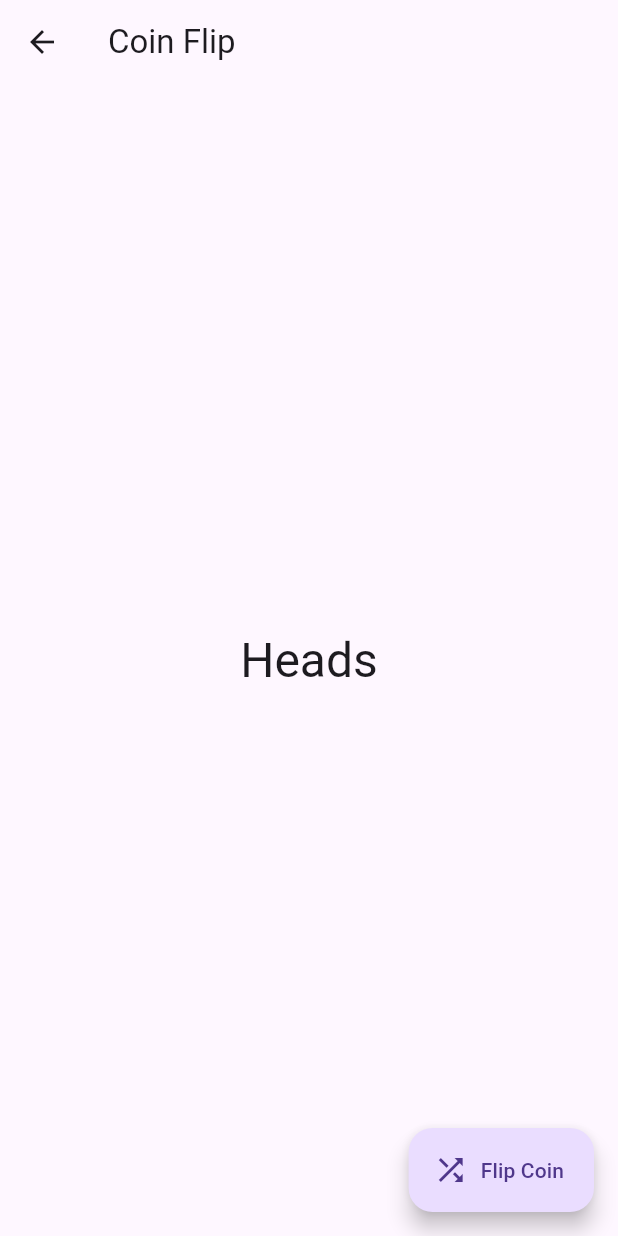
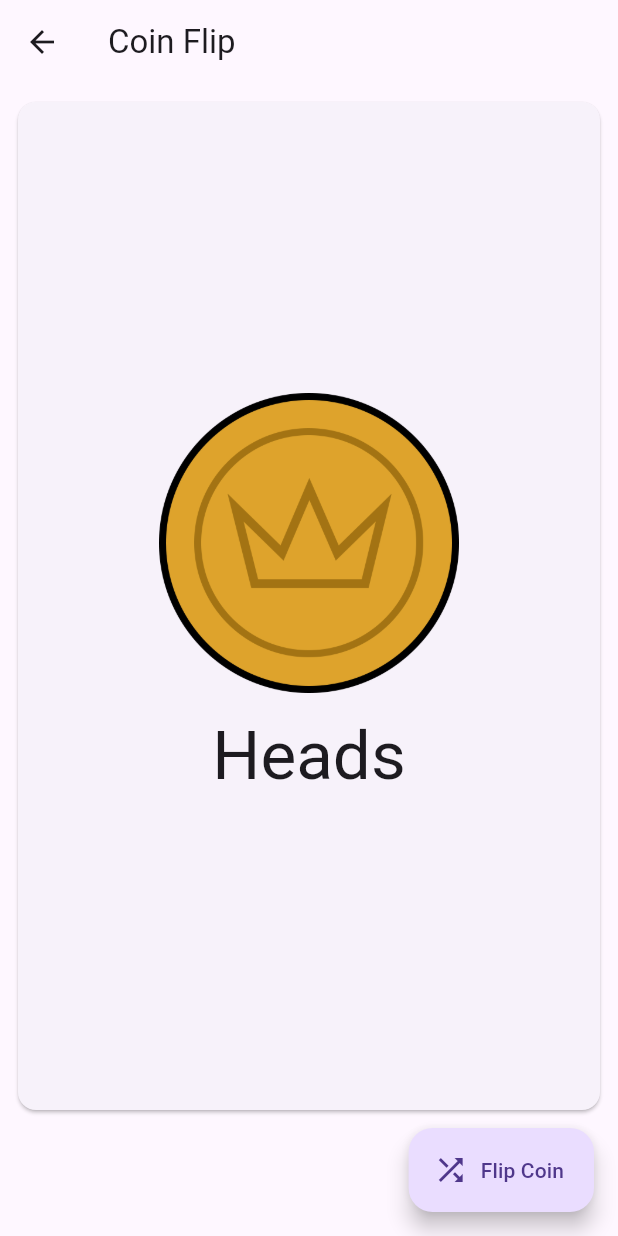
Before and after one commit to HexaRy0/randomizer, a Flutter app: the CoinFlipScreen screen opened by its route, after a tap on "Flip Coin", on a phone screen of 412 x 824 dp. Run offline on Flutter 3.47's test engine with Material 2 defaults, Android fonts, the phone set to English and light mode, and no system bars; drawn by our look-alikes of dynamic_color; our stand-ins replace flutter_form_builder, flutter_riverpod, font_awesome_flutter, form_builder_validators, isar, riverpod_annotation; accounts and stored records are empty; generated files the repository leaves out were written again.

Commit message:
feat: finalize coin flip

```diff
--- a/lib/providers/coin_flip_provider.dart
+++ b/lib/providers/coin_flip_provider.dart
@@ -14,7 +14,7 @@ class CoinFlip extends _$CoinFlip {
   void flipCoin() {
     String output = "";
 
-    output += ["Heads", "Tails"][Random().nextInt(2)];
+    output += ["heads", "tails"][Random().nextInt(2)];
 
     state = output;
   }
--- a/lib/screens/randomizer/coin_flip/coin_flip.dart
+++ b/lib/screens/randomizer/coin_flip/coin_flip.dart
@@ -1,5 +1,7 @@
 import 'package:flutter/material.dart';
 import 'package:flutter_riverpod/flutter_riverpod.dart';
+import 'package:font_awesome_flutter/font_awesome_flutter.dart';
+import 'package:randomizer/helper/string_extension.dart';
 import 'package:randomizer/providers/coin_flip_provider.dart';
 import 'package:randomizer/static/strings.dart';
 
@@ -10,7 +12,22 @@ class CoinFlipScreen extends ConsumerStatefulWidget {
   ConsumerState<CoinFlipScreen> createState() => _CoinFlipScreenState();
 }
 
-class _CoinFlipScreenState extends ConsumerState<CoinFlipScreen> {
+class _CoinFlipScreenState extends ConsumerState<CoinFlipScreen>
+    with SingleTickerProviderStateMixin {
+  late AnimationController _controller;
+  late Animation<double> _animation;
+
+  @override
+  void initState() {
+    _controller = AnimationController(
+      duration: const Duration(milliseconds: 300),
+      vsync: this,
+    );
+    _animation = Tween<double>(begin: 0, end: 1).animate(_controller);
+
+    super.initState();
+  }
+
   @override
   Widget build(BuildContext context) {
     final coinFlip = ref.watch(coinFlipProvider);
@@ -22,17 +39,82 @@ class _CoinFlipScreenState extends ConsumerState<CoinFlipScreen> {
       floatingActionButton: FloatingActionButton.extended(
         label: const Text("Flip Coin"),
         icon: const Icon(Icons.shuffle),
-        onPressed: () => ref.read(coinFlipProvider.notifier).flipCoin(),
+        onPressed: () {
+          _controller.forward(from: 0);
+          ref.read(coinFlipProvider.notifier).flipCoin();
+        },
       ),
-      body: Center(
-        child: Column(
-          mainAxisAlignment: MainAxisAlignment.center,
-          children: [
-            Text(
-              coinFlip,
-              style: Theme.of(context).textTheme.headlineLarge,
-            ),
-          ],
+      body: Padding(
+        padding: const EdgeInsets.all(8),
+        child: Center(
+          child: Column(
+            mainAxisAlignment: MainAxisAlignment.center,
+            children: [
+              Expanded(
+                child: Card(
+                  child: Center(
+                    child: Column(
+                      mainAxisAlignment: MainAxisAlignment.center,
+                      crossAxisAlignment: CrossAxisAlignment.center,
+                      children: [
+                        coinFlip == ""
+                            ? FaIcon(
+                                FontAwesomeIcons.coins,
+                                color: Theme.of(context)
+                                    .colorScheme
+                                    .onPrimaryContainer
+                                    .withOpacity(0.5),
+                                size: 128,
+                              )
+                            : AnimatedBuilder(
+                                animation: _animation,
+                                child: Image.asset(
+                                  "assets/images/coin/$coinFlip.png",
+                                  key: ValueKey(coinFlip),
+                                  width: 200,
+                                ),
+                                builder: (context, child) {
+                                  return Opacity(
+                                    opacity: _animation.value,
+                                    child: Transform(
+                                      alignment: Alignment.center,
+                                      transform: Matrix4.rotationY(_animation.value * 3.14 * 2),
+                                      child: child,
+                                    ),
+                                  );
+                                },
+                              ),
+                        const SizedBox(
+                          height: 32,
+                        ),
+                        coinFlip == ""
+                            ? Container()
+                            : AnimatedBuilder(
+                                animation: _animation,
+                                child: Text(
+                                  coinFlip.capitalize(),
+                                  style: Theme.of(context).textTheme.displayMedium,
+                                ),
+                                builder: (context, child) {
+                                  return Opacity(
+                                    opacity: _animation.value,
+                                    child: Transform.translate(
+                                      offset: Offset(0, _animation.value * -16),
+                                      child: child,
+                                    ),
+                                  );
+                                },
+                              ),
+                      ],
+                    ),
+                  ),
+                ),
+              ),
+              const SizedBox(
+                height: 72,
+              ),
+            ],
+          ),
         ),
       ),
     );
--- a/lib/screens/randomizer/random_number/random_number.dart
+++ b/lib/screens/randomizer/random_number/random_number.dart
@@ -145,7 +145,7 @@ class _RandomNumberState extends ConsumerState<RandomNumberScreen> {
                                     size: 128,
                                     color: Theme.of(context)
                                         .colorScheme
-                                        .primaryContainer
+                                        .onPrimaryContainer
                                         .withOpacity(0.5),
                                   )
                                 : ListView.builder(
--- a/pubspec.yaml
+++ b/pubspec.yaml
@@ -44,6 +44,7 @@ dependencies:
   dynamic_color: ^1.6.6
   flutter_form_builder: ^9.0.0
   form_builder_validators: ^9.0.0
+  font_awesome_flutter: ^10.5.0
 
 dev_dependencies:
   flutter_test:
@@ -68,6 +69,10 @@ flutter:
   # included with your application, so that you can use the icons in
   # the material Icons class.
   uses-material-design: true
+
+  assets:
+    - assets/images/
+    - assets/images/coin/
 
   # To add assets to your application, add an assets section, like this:
   # assets:
```
Also changed, not shown: assets/images/coin/heads.png (added), assets/images/coin/tails.png (added), pubspec.lock.
